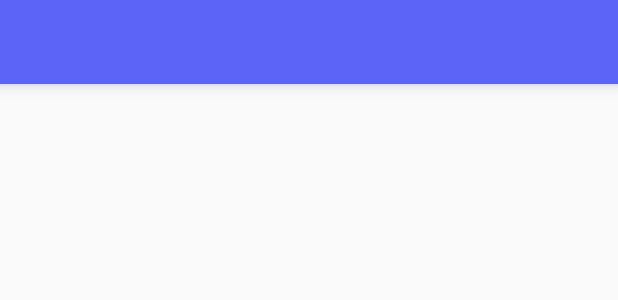
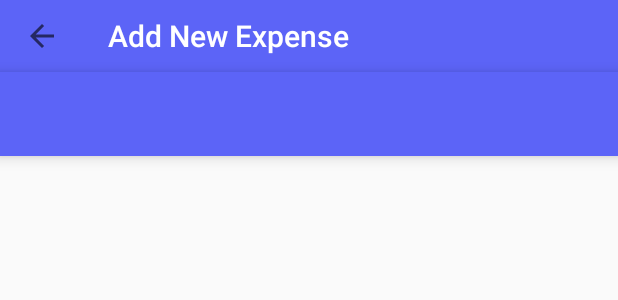
Before and after one commit to shakiz/DailySaver, an Android app: the layout activity_main.xml on its own in the app's theme, with its tools: preview values and no code run, on a phone screen of 412 x 824 dp. Shown: the top 300 px of the screen. Run offline under Robolectric (Android 15) with nearby library versions, the light colour scheme and no system bars.

Commit message:
home ui updated 4.0 with toolbar

```diff
--- a/app/src/main/AndroidManifest.xml
+++ b/app/src/main/AndroidManifest.xml
@@ -15,6 +15,7 @@
             android:name=".HomeActivity"
             android:label="@string/app_name"
             android:screenOrientation="portrait"
+            android:theme="@style/AppThemeNoActionBar"
             android:windowSoftInputMode="adjustPan">
 
             <intent-filter>
@@ -29,11 +30,12 @@
             android:name=".MainActivity"
             android:label="@string/new_expense"
             android:screenOrientation="portrait"
+            android:theme="@style/AppThemeNoActionBar"
             android:windowSoftInputMode="adjustPan"/>
 
         <activity
             android:name=".Invoice_generate"
-            android:theme="@style/AppTheme"
+            android:theme="@style/AppThemeNoActionBar"
             android:screenOrientation="portrait"
             android:windowSoftInputMode="adjustPan"/>
 
--- a/app/src/main/java/com/dailysaver/shadowhite/dailysaver/CardAdapter.java
+++ b/app/src/main/java/com/dailysaver/shadowhite/dailysaver/CardAdapter.java
@@ -37,8 +37,8 @@ public class CardAdapter extends RecyclerView.Adapter<CardAdapter.ViewHolder> {
         holder.RemainingBalance.setSuffixText("");
         holder.RemainingBalance.setFinishedStrokeColor(context.getResources().getColor(R.color.md_red_400));
         holder.RemainingBalance.setUnfinishedStrokeColor(context.getResources().getColor(R.color.md_green_400));
-        holder.RemainingBalance.setTextSize(80);
-        holder.RemainingBalance.setBottomText(context.getResources().getString(R.string.remaining));
+        holder.RemainingBalance.setTextSize(40);
+        holder.RemainingBalance.setBottomText(null);
         holder.RemainingBalance.setTextColor(context.getResources().getColor(R.color.md_grey_600));
         holder.RemainingBalance.setProgress(itemModel.getRemainingBalance());
         holder.TotalCost.setText(""+itemModel.getTotalCost());
--- a/app/src/main/res/layout/activity_main.xml
+++ b/app/src/main/res/layout/activity_main.xml
@@ -7,8 +7,27 @@
     android:layout_height="match_parent"
     tools:context=".MainActivity">
 
+    <com.google.android.material.appbar.AppBarLayout
+        android:layout_width="match_parent"
+        android:layout_height="48dp"
+        android:id="@+id/app_bar">
+
+        <androidx.appcompat.widget.Toolbar
+            android:layout_width="match_parent"
+            android:layout_height="wrap_content"
+            android:id="@+id/tool_bar"
+            app:navigationIcon="?attr/homeAsUpIndicator"
+            style="@style/TextAppearance.Widget.Event.Toolbar.Title"
+            app:title="@string/add_new_expense"
+            app:titleTextColor="@color/md_white_1000">
+
+        </androidx.appcompat.widget.Toolbar>
+
+    </com.google.android.material.appbar.AppBarLayout>
+
 
     <com.google.android.material.tabs.TabLayout
+        android:layout_below="@id/app_bar"
         android:id="@+id/tab_layout"
         android:layout_width="match_parent"
         android:layout_height="wrap_content"
--- a/app/src/main/res/values/styles.xml
+++ b/app/src/main/res/values/styles.xml
@@ -8,4 +8,18 @@
         <item name="colorAccent">@color/colorAccent</item>
     </style>
 
+    <!-- Base application theme NoActionBar. -->
+    <style name="AppThemeNoActionBar" parent="Theme.AppCompat.Light.NoActionBar">
+        <!-- Customize your theme here. -->
+        <item name="colorPrimary">@color/colorPrimary</item>
+        <item name="colorPrimaryDark">@color/colorPrimaryDark</item>
+        <item name="colorAccent">@color/colorAccent</item>
+    </style>
+
+    <style name="TextAppearance.Widget.Event.Toolbar.Title" parent="TextAppearance.Widget.AppCompat.Toolbar.Title">
+        <!--Any text styling can be done here-->
+        <item name="android:textStyle">normal</item>
+        <item name="android:textSize">14sp</item>
+    </style>
+
 </resources>
```
Also changed, not shown: app/src/main/java/com/dailysaver/shadowhite/dailysaver/HomeActivity.java (+15 -1 lines), app/src/main/java/com/dailysaver/shadowhite/dailysaver/MainActivity.java (+43 -29 lines), app/src/main/res/layout/activity_home.xml (+20 -3 lines), app/src/main/res/layout/swipe_cards_item.xml (+28 -12 lines).
